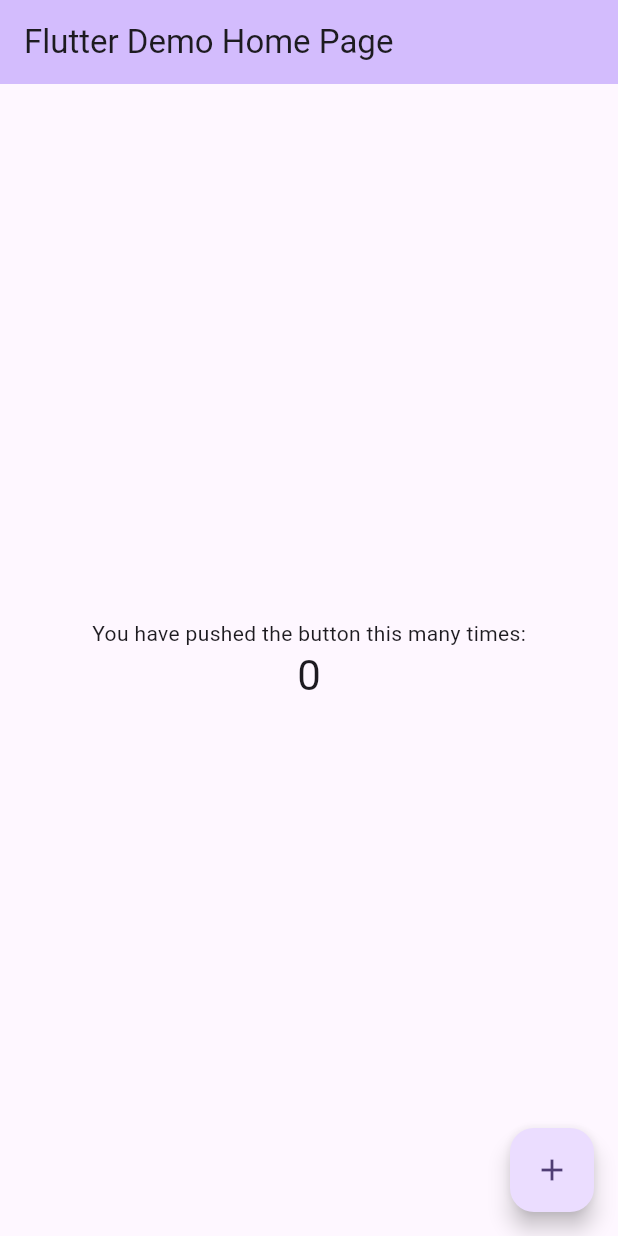
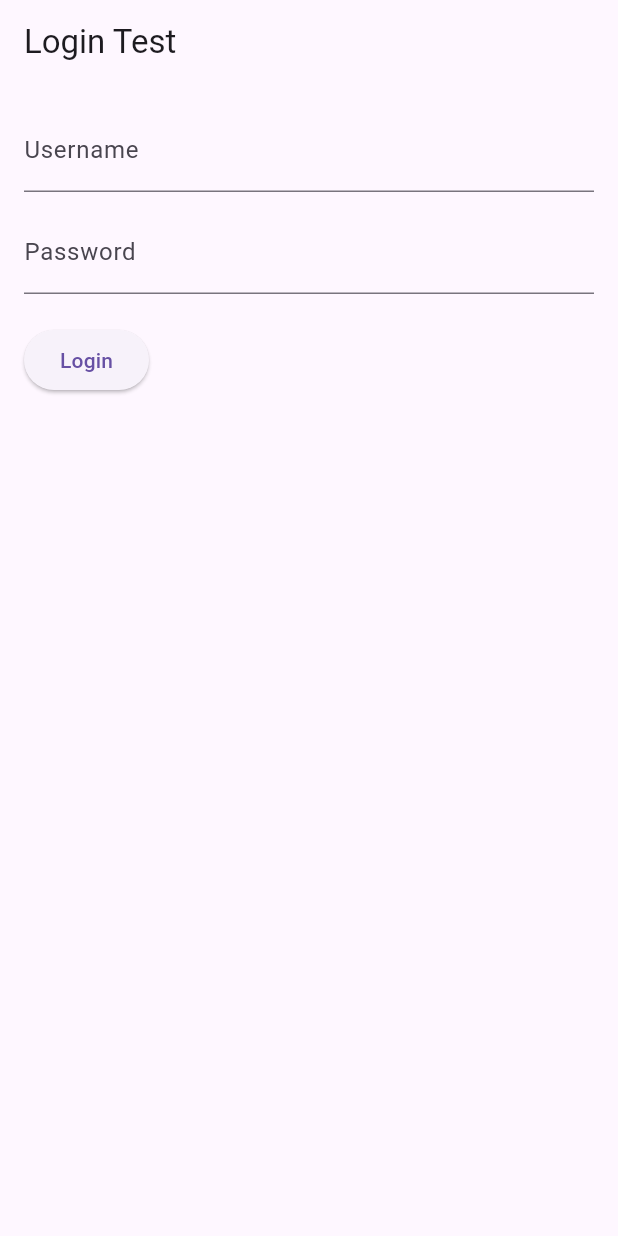
Before and after one commit to santogarrido/SportAQS-frontend, a Flutter app: the screen it shows after launch, on a phone screen of 412 x 824 dp. Run offline on Flutter 3.47's test engine with Material 3 defaults, Android fonts, the light colour scheme and no system bars; accounts and stored records are empty.

Commit message:
User Service and model

```diff
--- a/sportaqs/lib/main.dart
+++ b/sportaqs/lib/main.dart
@@ -1,122 +1,34 @@
 import 'package:flutter/material.dart';
+import 'package:provider/provider.dart';
+import 'package:sportaqs/providers/user_provider.dart';
+import 'package:sportaqs/screens/login_screen.dart';
+import 'package:sportaqs/services/user_service.dart';
 
 void main() {
-  runApp(const MyApp());
+  runApp(
+    MultiProvider(
+      providers: [
+        ChangeNotifierProvider(
+          create: (_) => UserProvider(UserService()),
+        ),
+      ],
+      child: const MyApp(),
+    ),
+  );
 }
 
 class MyApp extends StatelessWidget {
   const MyApp({super.key});
 
-  // This widget is the root of your application.
   @override
   Widget build(BuildContext context) {
     return MaterialApp(
-      title: 'Flutter Demo',
+      debugShowCheckedModeBanner: false,
+      title: 'SportAQS',
       theme: ThemeData(
-        // This is the theme of your application.
-        //
-        // TRY THIS: Try running your application with "flutter run". You'll see
-        // the application has a purple toolbar. Then, without quitting the app,
-        // try changing the seedColor in the colorScheme below to Colors.green
-        // and then invoke "hot reload" (save your changes or press the "hot
-        // reload" button in a Flutter-supported IDE, or press "r" if you used
-        // the command line to start the app).
-        //
-        // Notice that the counter didn't reset back to zero; the application
-        // state is not lost during the reload. To reset the state, use hot
-        // restart instead.
-        //
-        // This works for code too, not just values: Most code changes can be
-        // tested with just a hot reload.
-        colorScheme: ColorScheme.fromSeed(seedColor: Colors.deepPurple),
+        primarySwatch: Colors.blue,
       ),
-      home: const MyHomePage(title: 'Flutter Demo Home Page'),
+      home: const LoginScreen(), // <-- pantalla inicial
     );
   }
 }
-
-class MyHomePage extends StatefulWidget {
-  const MyHomePage({super.key, required this.title});
-
-  // This widget is the home page of your application. It is stateful, meaning
-  // that it has a State object (defined below) that contains fields that affect
-  // how it looks.
-
-  // This class is the configuration for the state. It holds the values (in this
-  // case the title) provided by the parent (in this case the App widget) and
-  // used by the build method of the State. Fields in a Widget subclass are
-  // always marked "final".
-
-  final String title;
-
-  @override
-  State<MyHomePage> createState() => _MyHomePageState();
-}
-
-class _MyHomePageState extends State<MyHomePage> {
-  int _counter = 0;
-
-  void _incrementCounter() {
-    setState(() {
-      // This call to setState tells the Flutter framework that something has
-      // changed in this State, which causes it to rerun the build method below
-      // so that the display can reflect the updated values. If we changed
-      // _counter without calling setState(), then the build method would not be
-      // called again, and so nothing would appear to happen.
-      _counter++;
-    });
-  }
-
-  @override
-  Widget build(BuildContext context) {
-    // This method is rerun every time setState is called, for instance as done
-    // by the _incrementCounter method above.
-    //
-    // The Flutter framework has been optimized to make rerunning build methods
-    // fast, so that you can just rebuild anything that needs updating rather
-    // than having to individually change instances of widgets.
-    return Scaffold(
-      appBar: AppBar(
-        // TRY THIS: Try changing the color here to a specific color (to
-        // Colors.amber, perhaps?) and trigger a hot reload to see the AppBar
-        // change color while the other colors stay the same.
-        backgroundColor: Theme.of(context).colorScheme.inversePrimary,
-        // Here we take the value from the MyHomePage object that was created by
-        // the App.build method, and use it to set our appbar title.
-        title: Text(widget.title),
-      ),
-      body: Center(
-        // Center is a layout widget. It takes a single child and positions it
-        // in the middle of the parent.
-        child: Column(
-          // Column is also a layout widget. It takes a list of children and
-          // arranges them vertically. By default, it sizes itself to fit its
-          // children horizontally, and tries to be as tall as its parent.
-          //
-          // Column has various properties to control how it sizes itself and
-          // how it positions its children. Here we use mainAxisAlignment to
-          // center the children vertically; the main axis here is the vertical
-          // axis because Columns are vertical (the cross axis would be
-          // horizontal).
-          //
-          // TRY THIS: Invoke "debug painting" (choose the "Toggle Debug Paint"
-          // action in the IDE, or press "p" in the console), to see the
-          // wireframe for each widget.
-          mainAxisAlignment: MainAxisAlignment.center,
-          children: <Widget>[
-            const Text('You have pushed the button this many times:'),
-            Text(
-              '$_counter',
-              style: Theme.of(context).textTheme.headlineMedium,
-            ),
-          ],
-        ),
-      ),
-      floatingActionButton: FloatingActionButton(
-        onPressed: _incrementCounter,
-        tooltip: 'Increment',
-        child: const Icon(Icons.add),
-      ), // This trailing comma makes auto-formatting nicer for build methods.
-    );
-  }
-}
--- a/sportaqs/lib/models/booking.dart
+++ b/sportaqs/lib/models/booking.dart
@@ -1 +1 @@
-b
+// b
--- a/sportaqs/lib/models/booking_response.dart
+++ b/sportaqs/lib/models/booking_response.dart
@@ -1 +1 @@
-b
+// b
--- /dev/null
+++ b/sportaqs/lib/models/response_api.dart
@@ -0,0 +1,17 @@
+class ResponseApi {
+  bool success;
+  dynamic data;
+  String message;
+
+  ResponseApi({
+    required this.success,
+    this.data,
+    required this.message,
+  });
+
+  factory ResponseApi.fromJson(Map<String, dynamic> json) => ResponseApi(
+    success: json["success"],
+    data: json["data"], //acepta null?
+    message: json["message"],
+  );
+}
--- a/sportaqs/lib/models/user.dart
+++ b/sportaqs/lib/models/user.dart
@@ -1,47 +1,47 @@
 class User {
-  int id;
-  String name;
+  int? id;
+  String? name;
+  String? secondName;
   String? email;
-  DateTime? emailVerifiedAt;
-  String? password;
-  String role;
-  String? profilePicture;
-  bool? actived;
-  bool? emailConfirmed;
-  bool deleted;
-  String? rememberToken;
+  String username;
+  String? role;
+  bool? activated;
+  bool? deleted;
+  String? token;
 
   User({
-    required this.id,
-    required this.name,
+    this.id,
+    this.name,
+    this.secondName,
     this.email,
-    this.emailVerifiedAt,
-    this.password,
-    required this.role,
-    this.profilePicture,
-    this.actived,
-    this.emailConfirmed,
-    required this.deleted,
-    this.rememberToken,
+    required this.username,
+    this.role,
+    this.activated,
+    this.deleted,
+    this.token,
   });
 
   factory User.fromLoginJson(Map<String, dynamic> json) => User(
-    rememberToken: json['token'],
+    username: json['username'],
+    token: json['token']
+  );
+
+  factory User.fromRegisterJson(Map<String, dynamic> json) => User(
     id: json['id'],
     name: json['name'],
-    role: json['role'],
-    deleted: json['deleted'] == 1, //bool
+    secondName: json['secondName'],
+    email: json['email'],
+    username: json['username']
   );
 
-  factory User.fromUsersJson(Map<String, dynamic> json) => User(
+  factory User.fromUserDTO(Map<String, dynamic> json) => User(
     id: json['id'],
     name: json['name'],
+    secondName: json['secondName'],
     email: json['email'],
+    username: json['username'],
     role: json['role'],
-    emailVerifiedAt: json['email_verified_at'] != null
-        ? DateTime.parse(json['email_verified_at'])
-        : null,
-    actived: json['actived'] == 1, //bool
-    deleted: json['deleted'] == 1, //bool
+    activated: json['activated'],
+    deleted: json['deleted']
   );
 }
--- a/sportaqs/lib/providers/court_provider.dart
+++ b/sportaqs/lib/providers/court_provider.dart
@@ -123,7 +123,7 @@ class CourtProvider extends ChangeNotifier{
         return;
       }
 
-      CourtsResponse response = await _courtService.updateCourt(id, name, category, bookingDuration, facilityId, token)
+      CourtsResponse response = await _courtService.updateCourt(id, name, category, bookingDuration, facilityId, token);
       if(response.success == true){
         courts = response.data;
       }else{
--- /dev/null
+++ b/sportaqs/lib/providers/user_provider.dart
@@ -0,0 +1,43 @@
+import 'package:flutter/material.dart';
+import 'package:sportaqs/models/response_api.dart';
+import 'package:sportaqs/models/user.dart';
+import 'package:sportaqs/services/user_service.dart';
+
+class UserProvider extends ChangeNotifier {
+  final UserService userService;
+  User? activeUser;
+  String? errorMessage;
+  bool loading = false;
+  List<User> userList = [];
+
+  UserProvider(this.userService);
+
+  //login
+  Future<void> login(String username, String password) async {
+    errorMessage = null;
+    loading = true;
+    notifyListeners();
+
+    try{
+      ResponseApi response = await userService.login(username, password);
+      if (response.success && response.data!= null){
+        activeUser = User.fromLoginJson(response.data);
+      } else{
+        errorMessage = response.message;
+      }
+    } catch (e){
+      errorMessage = e.toString();
+    } finally{
+      loading = false;
+      notifyListeners();
+    }
+  }
+
+  //logout
+  Future<void> logout() async {
+    activeUser = null;
+    errorMessage = null;
+    notifyListeners();
+  }
+
+}
--- /dev/null
+++ b/sportaqs/lib/screens/login_screen.dart
@@ -0,0 +1,97 @@
+import 'package:flutter/material.dart';
+import 'package:provider/provider.dart';
+import 'package:sportaqs/providers/user_provider.dart';
+
+//PANTALLA DE PRUEBA
+class LoginScreen extends StatefulWidget {
+  const LoginScreen({super.key});
+
+  @override
+  State<LoginScreen> createState() => _LoginScreenState();
+}
+
+class _LoginScreenState extends State<LoginScreen> {
+  final TextEditingController _usernameController = TextEditingController();
+  final TextEditingController _passwordController = TextEditingController();
+
+  @override
+  void dispose() {
+    _usernameController.dispose();
+    _passwordController.dispose();
+    super.dispose();
+  }
+
+  @override
+Widget build(BuildContext context) {
+  return Scaffold(
+    appBar: AppBar(title: const Text('Login Test')),
+    body: Consumer<UserProvider>(
+      builder: (context, userProvider, child) {
+        return Padding(
+          padding: const EdgeInsets.all(16),
+          child: Column(
+            crossAxisAlignment: CrossAxisAlignment.start,
+            children: [
+              TextField(
+                controller: _usernameController,
+                decoration: const InputDecoration(labelText: 'Username'),
+              ),
+              const SizedBox(height: 12),
+              TextField(
+                controller: _passwordController,
+                decoration: const InputDecoration(labelText: 'Password'),
+                obscureText: true,
+              ),
+              const SizedBox(height: 20),
+              if (userProvider.loading)
+                const Center(child: CircularProgressIndicator())
+              else
+                ElevatedButton(
+                  onPressed: () async {
+                    await userProvider.login(
+                      _usernameController.text.trim(),
+                      _passwordController.text.trim(),
+                    );
+
+                    if (userProvider.activeUser != null) {
+                      ScaffoldMessenger.of(context).showSnackBar(
+                        SnackBar(
+                          content: Text('Welcome ${userProvider.activeUser!.username}!'),
+                        ),
+                      );
+                    }
+                  },
+                  child: const Text('Login'),
+                ),
+              const SizedBox(height: 20),
+              if (userProvider.errorMessage != null)
+                Text(
+                  userProvider.errorMessage!,
+                  style: const TextStyle(color: Colors.red),
+                ),
+              const SizedBox(height: 20),
+              // --- Datos del usuario activo ---
+              if (userProvider.activeUser != null) ...[
+                Text(
+                  'User Info:',
+                  style: Theme.of(context).textTheme.headlineMedium,
+                ),
+                const SizedBox(height: 8),
+                Text('ID: ${userProvider.activeUser!.id ?? "-"}'),
+                Text('Name: ${userProvider.activeUser!.name ?? "-"}'),
+                Text('Second Name: ${userProvider.activeUser!.secondName ?? "-"}'),
+                Text('Email: ${userProvider.activeUser!.email ?? "-"}'),
+                Text('Username: ${userProvider.activeUser!.username}'),
+                Text('Role: ${userProvider.activeUser!.role ?? "-"}'),
+                Text('Activated: ${userProvider.activeUser!.activated ?? false}'),
+                Text('Deleted: ${userProvider.activeUser!.deleted ?? false}'),
+              ],
+            ],
+          ),
+        );
+      },
+    ),
+  );
+}
+
+}
--- a/sportaqs/pubspec.yaml
+++ b/sportaqs/pubspec.yaml
@@ -35,6 +35,7 @@ dependencies:
   # The following adds the Cupertino Icons font to your application.
   # Use with the CupertinoIcons class for iOS style icons.
   cupertino_icons: ^1.0.8
+  provider: ^6.1.5+1
 
 dev_dependencies:
   flutter_test:
```
Also changed, not shown: sportaqs/lib/models/auth_response.dart (deleted, +0 -17 lines), sportaqs/lib/models/user_response.dart (+18 -18 lines), sportaqs/lib/services/user_service.dart (added, +166 -0 lines), sportaqs/pubspec.lock.
